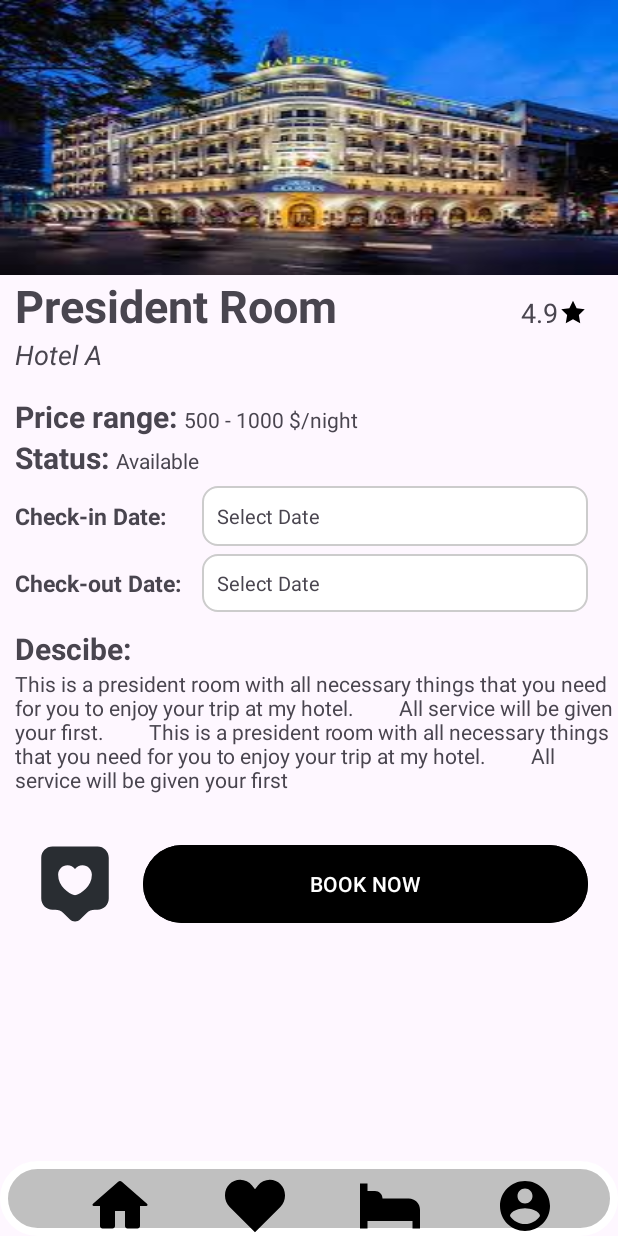
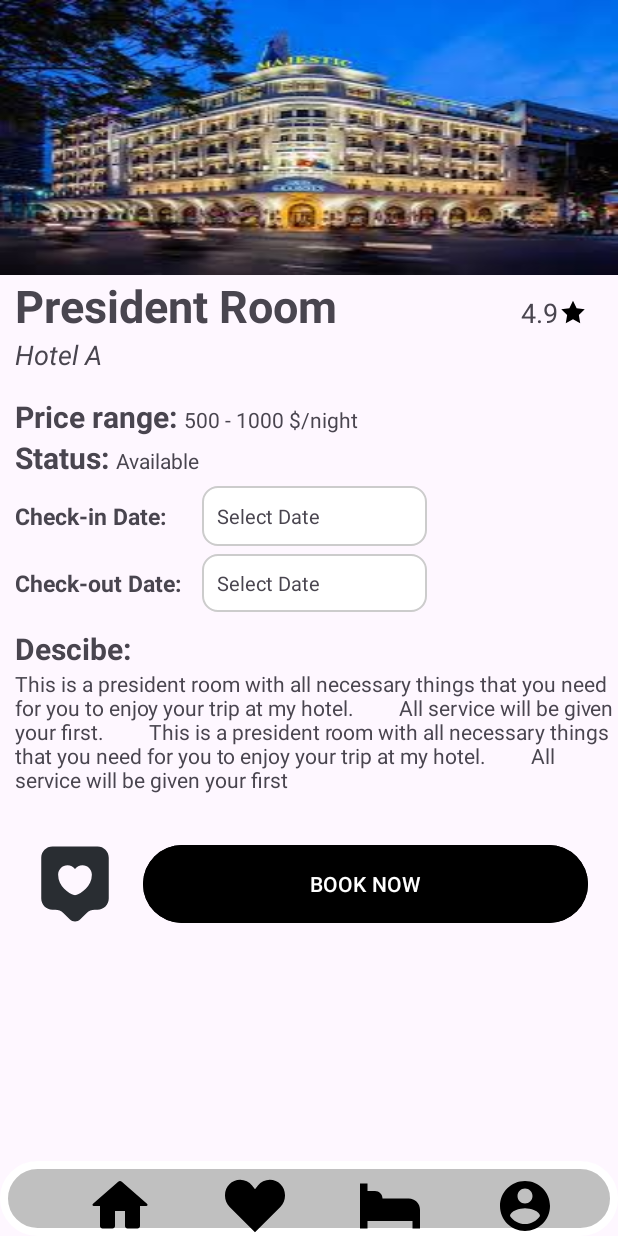
Before and after one commit to ttn-piw/booking_hotel_system, an Android app: the layout room_detail.xml on its own in the app's theme, with its tools: preview values and no code run, on a phone screen of 412 x 824 dp. Run offline under Robolectric (Android 15) with nearby library versions, the phone set to English and light mode, and no system bars; network calls fail.

Commit message:
POST bookings android

```diff
--- a/android/app/src/main/res/layout/room_detail.xml
+++ b/android/app/src/main/res/layout/room_detail.xml
@@ -135,7 +135,7 @@
 
                             <TextView
                                 android:id="@+id/txtCheckInDate"
-                                android:layout_width="match_parent"
+                                android:layout_width="150dp"
                                 android:layout_height="40dp"
                                 android:layout_marginLeft="20dp"
                                 android:background="@drawable/rounded_edittext"
@@ -164,7 +164,7 @@
 
                             <TextView
                                 android:id="@+id/txtCheckOutDate"
-                                android:layout_width="match_parent"
+                                android:layout_width="150dp"
                                 android:layout_height="wrap_content"
                                 android:layout_marginLeft="10dp"
                                 android:background="@drawable/rounded_edittext"
--- a/bookinghotel_thymeleaf/bookinghotel/src/main/java/com/example/bookinghotel/controllers/BookingsController.java
+++ b/bookinghotel_thymeleaf/bookinghotel/src/main/java/com/example/bookinghotel/controllers/BookingsController.java
@@ -3,6 +3,7 @@ package com.example.bookinghotel.controllers;
 import com.example.bookinghotel.models.booking;
 import com.example.bookinghotel.services.BookingsService;
 import org.springframework.beans.factory.annotation.Autowired;
+import org.springframework.format.annotation.DateTimeFormat;
 import org.springframework.http.HttpStatus;
 import org.springframework.http.ResponseEntity;
 import org.springframework.stereotype.Controller;
@@ -50,8 +51,8 @@ public class BookingsController {
                                              @RequestParam("ctgid") int ctgid,
                                              @RequestParam("hid") int hid,
                                              @RequestParam("money") String money,
-                                             @RequestParam("checkInDate") LocalDate checkInDate,
-                                             @RequestParam("checkOutDate") LocalDate checkOutDate) {
+                                             @RequestParam("checkInDate") @DateTimeFormat(pattern = "yyyy/MM/dd") LocalDate checkInDate,
+                                             @RequestParam("checkOutDate") @DateTimeFormat(pattern = "yyyy/MM/dd") LocalDate checkOutDate) {
         Boolean booked = bookingsService.bookedRoom(pid, ctgid, hid, money, checkInDate, checkOutDate);
         if (booked) {
             return ResponseEntity.ok("Booking successfully!");
@@ -60,5 +61,4 @@ public class BookingsController {
         }
     }
 
-
 }
```
Also changed, not shown: bookinghotel_thymeleaf/bookinghotel/src/main/java/com/example/bookinghotel/services/BookingsService.java (+5 -3 lines).
